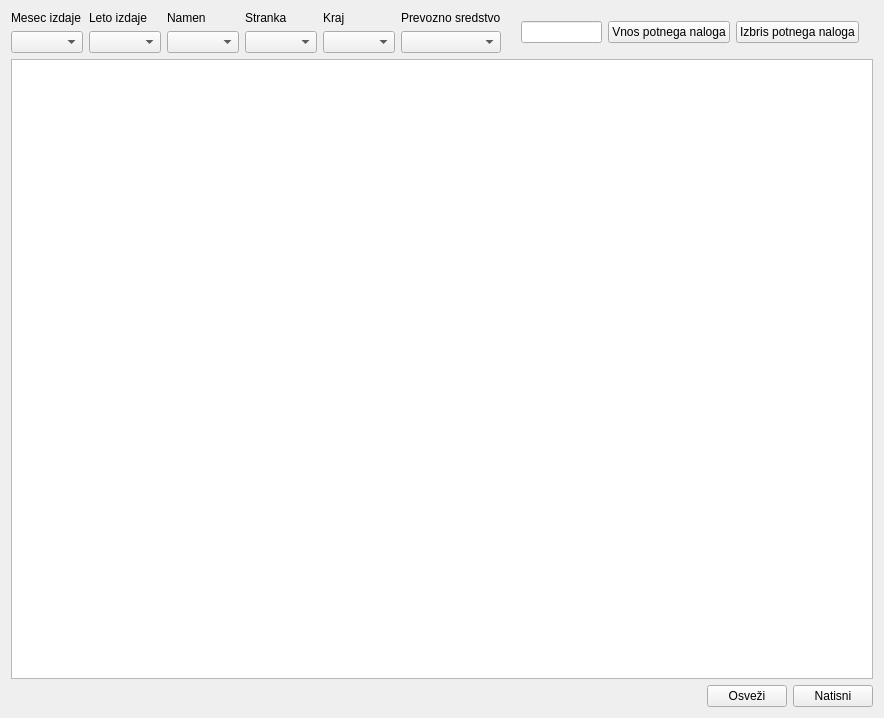
bubi-luka/BubiRacun, file wid_potninalogi.ui: the form before one commit.
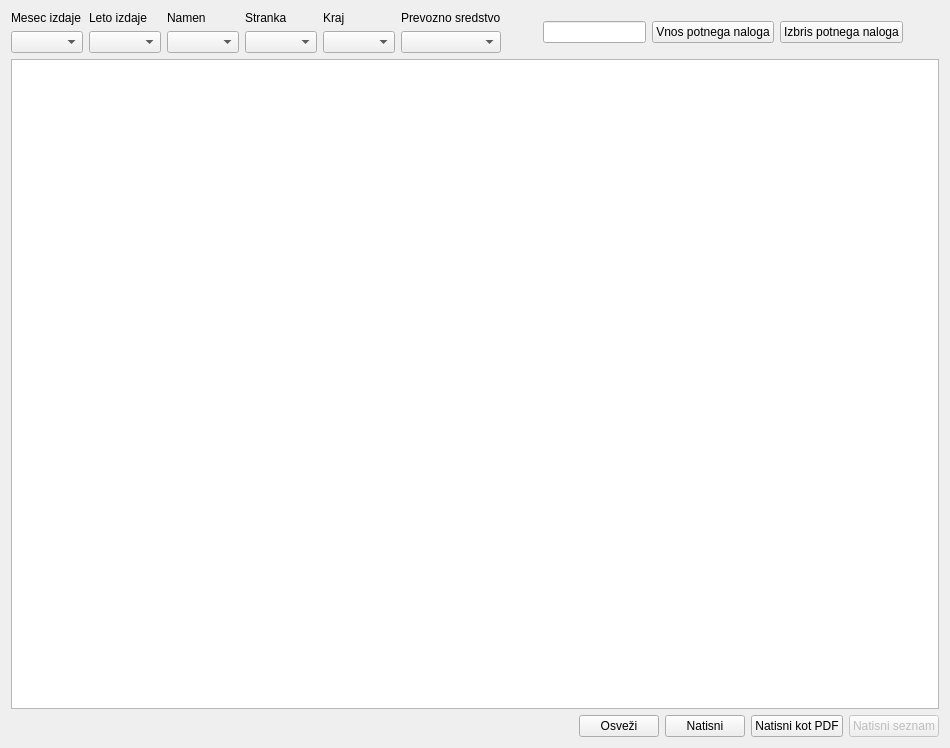
The form after the commit.

```diff
--- a/wid_potninalogi.ui
+++ b/wid_potninalogi.ui
@@ -9,8 +9,8 @@
    <rect>
     <x>0</x>
     <y>0</y>
-    <width>884</width>
-    <height>718</height>
+    <width>950</width>
+    <height>748</height>
    </rect>
   </property>
   <property name="windowTitle">
@@ -173,6 +173,23 @@
        </property>
       </widget>
      </item>
+     <item>
+      <widget class="QPushButton" name="btn_print_pdf">
+       <property name="text">
+        <string>Natisni kot PDF</string>
+       </property>
+      </widget>
+     </item>
+     <item>
+      <widget class="QPushButton" name="btn_print_seznam">
+       <property name="enabled">
+        <bool>false</bool>
+       </property>
+       <property name="text">
+        <string>Natisni seznam</string>
+       </property>
+      </widget>
+     </item>
     </layout>
    </item>
   </layout>
```
